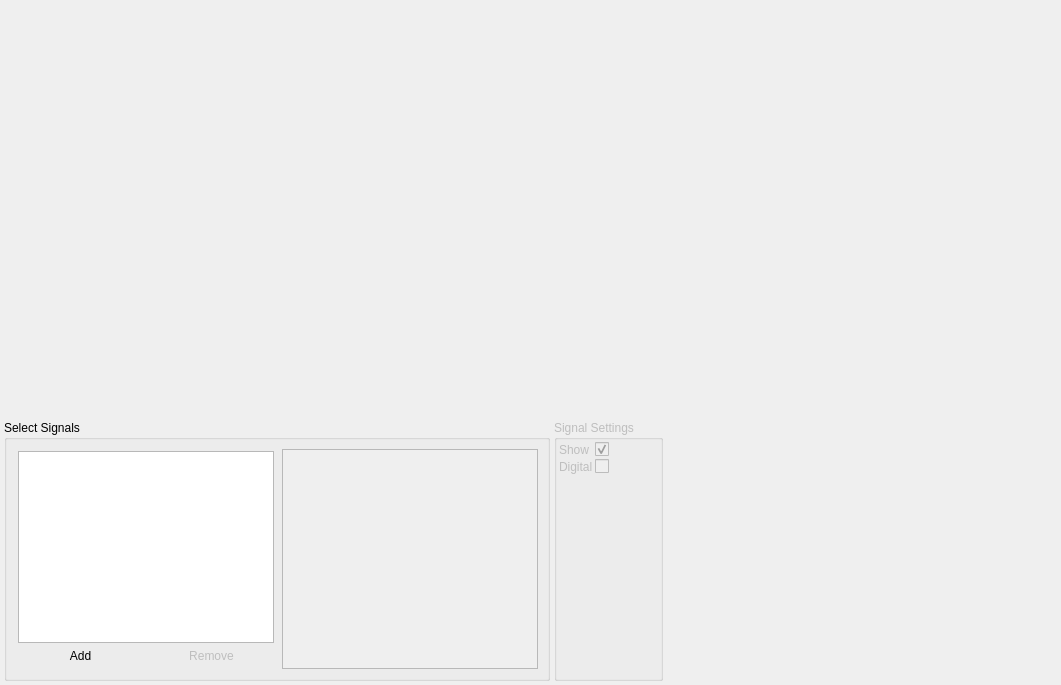
Qt form modules/plot-timeseries/plotwindow.ui (syntalos/syntalos) before a commit.
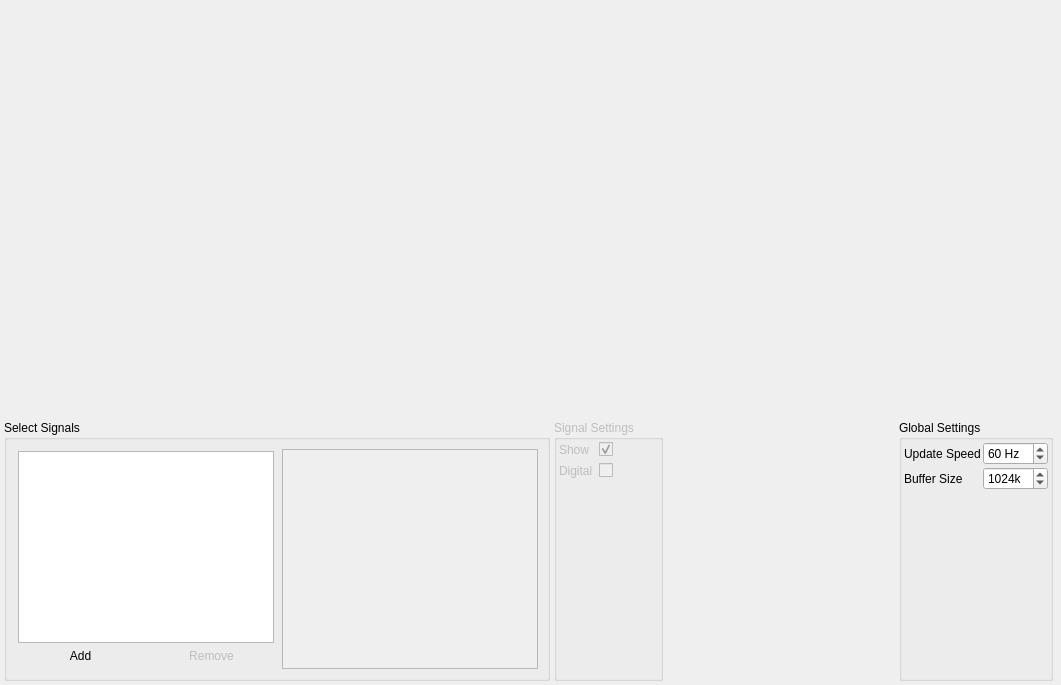
The same form after that commit. Icons and pictures are not drawn.

Commit message: plot-timeseries: Allow user to configure GUI update interval & buffer size

```diff
--- a/modules/plot-timeseries/plotwindow.ui
+++ b/modules/plot-timeseries/plotwindow.ui
@@ -243,13 +243,7 @@
            <property name="title">
             <string>Signal Settings</string>
            </property>
-           <layout class="QFormLayout" name="formLayout_2">
-            <property name="horizontalSpacing">
-             <number>2</number>
-            </property>
-            <property name="verticalSpacing">
-             <number>2</number>
-            </property>
+           <layout class="QVBoxLayout" name="verticalLayout_5">
             <property name="leftMargin">
              <number>2</number>
             </property>
@@ -262,7 +256,7 @@
             <property name="bottomMargin">
              <number>2</number>
             </property>
-            <item row="0" column="0" colspan="2">
+            <item>
              <layout class="QFormLayout" name="formLayout">
               <item row="0" column="0">
                <widget class="QLabel" name="showSignalLabel">
@@ -306,6 +300,80 @@
            </property>
           </spacer>
          </item>
+         <item>
+          <widget class="QGroupBox" name="groupBox">
+           <property name="title">
+            <string>Global Settings</string>
+           </property>
+           <layout class="QVBoxLayout" name="verticalLayout_4" stretch="0">
+            <property name="spacing">
+             <number>2</number>
+            </property>
+            <property name="leftMargin">
+             <number>2</number>
+            </property>
+            <property name="topMargin">
+             <number>2</number>
+            </property>
+            <property name="rightMargin">
+             <number>2</number>
+            </property>
+            <property name="bottomMargin">
+             <number>2</number>
+            </property>
+            <item>
+             <layout class="QFormLayout" name="formLayout_3">
+              <item row="0" column="0">
+               <widget class="QLabel" name="updateSpeedLabel">
+                <property name="text">
+                 <string>Update Speed</string>
+                </property>
+               </widget>
+              </item>
+              <item row="0" column="1">
+               <widget class="QSpinBox" name="speedSpinBox">
+                <property name="suffix">
+                 <string> Hz</string>
+                </property>
+                <property name="minimum">
+                 <number>10</number>
+                </property>
+                <property name="maximum">
+                 <number>120</number>
+                </property>
+                <property name="value">
+                 <number>60</number>
+                </property>
+               </widget>
+              </item>
+              <item row="1" column="0">
+               <widget class="QLabel" name="bufferSizeLabel">
+                <property name="text">
+                 <string>Buffer Size</string>
+                </property>
+               </widget>
+              </item>
+              <item row="1" column="1">
+               <widget class="QSpinBox" name="bufferSizeSpinBox">
+                <property name="suffix">
+                 <string>k</string>
+                </property>
+                <property name="minimum">
+                 <number>1</number>
+                </property>
+                <property name="maximum">
+                 <number>2560</number>
+                </property>
+                <property name="value">
+                 <number>1024</number>
+                </property>
+               </widget>
+              </item>
+             </layout>
+            </item>
+           </layout>
+          </widget>
+         </item>
          <item>
           <widget class="QWidget" name="widget_2" native="true">
            <layout class="QVBoxLayout" name="verticalLayout_13">
@@ -345,19 +413,6 @@
               </layout>
              </widget>
             </item>
-            <item>
-             <spacer name="verticalSpacer_3">
-              <property name="orientation">
-               <enum>Qt::Vertical</enum>
-              </property>
-              <property name="sizeHint" stdset="0">
-               <size>
-                <width>20</width>
-                <height>40</height>
-               </size>
-              </property>
-             </spacer>
-            </item>
            </layout>
           </widget>
          </item>
```
Left out of the diff: 8 changed lines with no effect on the pictures. The commit also changes 5 other files.
